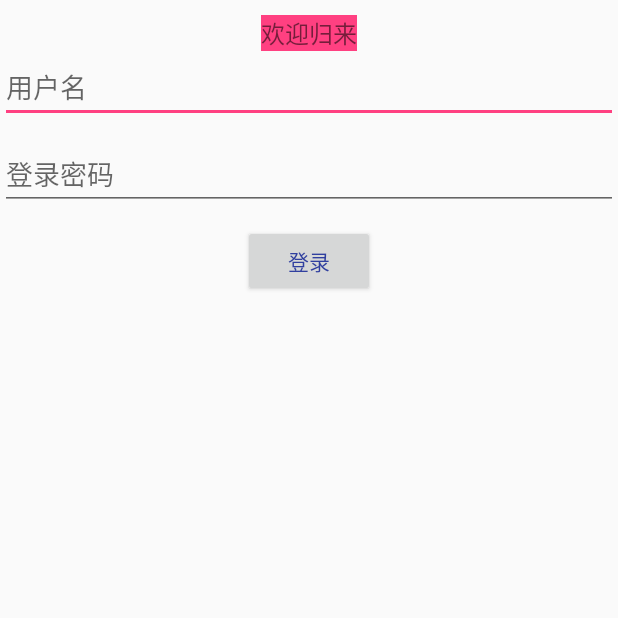
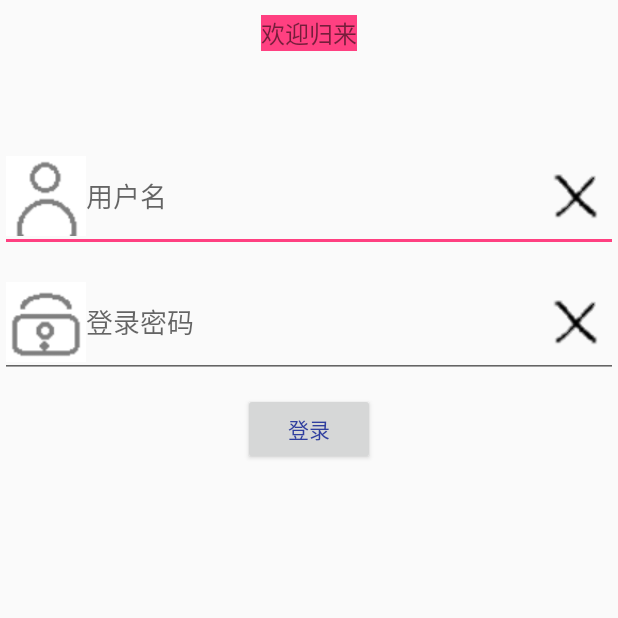
Before and after one commit to LinTeX9527/AndroidStudyNote, an Android app: the TestEditTextActivity screen opened directly, with no data from a screen before it, on a phone screen of 412 x 824 dp, the top half of it. Run offline under Robolectric (Android 15) with nearby library versions, the phone set to English and light mode, and no system bars.

Commit message:
第二个教程还是有问题

```diff
--- a/runoob/src/main/java/com/lintex9527/runoob/TestEditTextActivity.java
+++ b/runoob/src/main/java/com/lintex9527/runoob/TestEditTextActivity.java
@@ -1,13 +1,13 @@
 package com.lintex9527.runoob;
 
 import android.app.Activity;
-import android.content.Context;
 import android.graphics.drawable.Drawable;
 import android.os.Bundle;
 import android.text.InputType;
 import android.util.Log;
-import android.view.inputmethod.InputMethodManager;
-import android.widget.EditText;
+import android.view.View;
+import android.widget.Button;
+import android.widget.Toast;
 
 import com.lintex9527.androidtools.EditTextWithDel;
 
@@ -22,9 +22,11 @@ public class TestEditTextActivity extends Activity {
 
     private static final String TAG = TestEditTextActivity.class.getName();
 
-    private EditText editUsername;
+    private EditTextWithDel editUsername;
 
     private EditTextWithDel editPassword;
+
+    private Button btnLogin;
 
     @Override
     protected void onCreate(Bundle savedInstanceState) {
@@ -42,12 +44,12 @@ public class TestEditTextActivity extends Activity {
      */
     private void initGUI() {
         // 输入框：用户名
-        editUsername = (EditText) findViewById(R.id.edit_username);
+        editUsername = (EditTextWithDel) findViewById(R.id.edit_username);
         {
             Drawable[] drawables = editUsername.getCompoundDrawables();
             if (drawables.length > 0) {
                 drawables[0].setBounds(0, 0, 80, 80);
-                editUsername.setCompoundDrawables(drawables[0], null, null, null);
+                editUsername.setCompoundDrawables(drawables[0], drawables[1], drawables[2], drawables[3]);
             }
             Log.d(TAG, "editUsername inputtype --> " + editUsername.getInputType());
             Log.d(TAG, "InputType.TYPE_TEXT_VARIATION_PERSON_NAME --> " + InputType.TYPE_TEXT_VARIATION_PERSON_NAME); // 0x60
@@ -60,10 +62,35 @@ public class TestEditTextActivity extends Activity {
             Drawable[] drawables = editPassword.getCompoundDrawables();
             if (drawables.length > 0) {
                 drawables[0].setBounds(0, 0, 80, 80);
-                editPassword.setCompoundDrawables(drawables[0], null, null, null);
+                editPassword.setCompoundDrawables(drawables[0], drawables[1], drawables[2], drawables[3]);
             }
             Log.d(TAG, "editPassword inputtype --> " + editPassword.getInputType());
             Log.d(TAG, "InputType.TYPE_TEXT_VARIATION_PASSWORD --> " + InputType.TYPE_TEXT_VARIATION_PASSWORD); // 0x80
         }
+
+        btnLogin = (Button) findViewById(R.id.btnLogin);
+        btnLogin.setOnClickListener(new View.OnClickListener() {
+            @Override
+            public void onClick(View v) {
+
+                Log.d(TAG, "username --> " + editUsername.getText() + ", password --> " + editPassword.getText());
+
+                if (editUsername.getText().equals("")) {
+                    editUsername.setShakeAnimation();
+                    showToast("用户名不能为空");
+                    return;
+                }
+
+                if (editPassword.getText().equals("")) {
+                    editPassword.setShakeAnimation();
+                    showToast("密码不能为空");
+                    return;
+                }
+            }
+        });
+    }
+
+    private void showToast(String msg) {
+        Toast.makeText(TestEditTextActivity.this, msg, Toast.LENGTH_SHORT).show();
     }
 }
--- a/runoob/src/main/res/layout/activity_test_edit_text.xml
+++ b/runoob/src/main/res/layout/activity_test_edit_text.xml
@@ -26,13 +26,16 @@
             android:background="@color/colorAccent"
             />
 
-        <EditText
+        <com.lintex9527.androidtools.EditTextWithDel
             android:id="@+id/edit_username"
+            android:layout_marginTop="60dp"
             android:layout_width="match_parent"
             android:layout_height="wrap_content"
             android:layout_below="@id/tvWelcome"
             android:hint="@string/enter_username"
-            android:drawableStart="@drawable/person"
+            android:singleLine="true"
+            android:drawableLeft="@drawable/person"
+            android:drawableRight="@drawable/xx"
             android:inputType="textPersonName"
             />
 
@@ -43,7 +46,8 @@
             android:hint="@string/enter_password"
             android:layout_below="@id/edit_username"
             android:layout_marginTop="10dp"
-            android:drawableStart="@drawable/lock"
+            android:drawableLeft="@drawable/lock"
+            android:drawableRight="@drawable/xx"
             android:inputType="textPassword"
             />
 
```
Also changed, not shown: runoob/src/main/java/com/lintex9527/androidtools/EditTextWithDel.java (+119 -56 lines).
